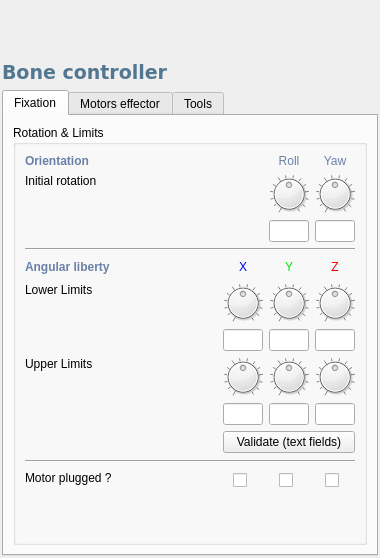
First picture: the form in src/genelab/core/ui/widgets/entities/bonepropertiescontroller.ui, repository GeneCraft/GeneCraft-Project, before the edit.
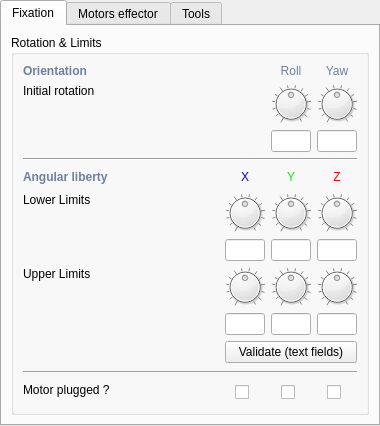
Second picture: the form after the edit. Icons and pictures are not drawn. Custom widgets are drawn as their Qt base class.

Diff of the .ui file:
```diff
--- a/src/genelab/core/ui/widgets/entities/bonepropertiescontroller.ui
+++ b/src/genelab/core/ui/widgets/entities/bonepropertiescontroller.ui
@@ -7,48 +7,17 @@
     <x>0</x>
     <y>0</y>
     <width>380</width>
-    <height>558</height>
+    <height>426</height>
    </rect>
   </property>
   <property name="windowTitle">
    <string>Form</string>
   </property>
-  <layout class="QVBoxLayout" name="verticalLayout_6">
-   <property name="spacing">
-    <number>6</number>
-   </property>
+  <layout class="QGridLayout" name="gridLayout_4">
    <property name="margin">
-    <number>2</number>
+    <number>0</number>
    </property>
-   <item>
-    <widget class="FixationProperties" name="fixationProperties" native="true">
-     <property name="sizePolicy">
-      <sizepolicy hsizetype="Expanding" vsizetype="Expanding">
-       <horstretch>0</horstretch>
-       <verstretch>0</verstretch>
-      </sizepolicy>
-     </property>
-    </widget>
-   </item>
-   <item>
-    <widget class="QLabel" name="label">
-     <property name="font">
-      <font>
-       <family>Verdana</family>
-       <pointsize>14</pointsize>
-       <weight>75</weight>
-       <bold>true</bold>
-      </font>
-     </property>
-     <property name="styleSheet">
-      <string notr="true">color: rgb(81, 119, 145);</string>
-     </property>
-     <property name="text">
-      <string>Bone controller</string>
-     </property>
-    </widget>
-   </item>
-   <item>
+   <item row="0" column="0">
     <widget class="QTabWidget" name="tabWidget">
      <property name="maximumSize">
       <size>
@@ -650,19 +619,6 @@
             </property>
            </widget>
           </item>
-          <item row="16" column="5">
-           <spacer name="verticalSpacer_3">
-            <property name="orientation">
-             <enum>Qt::Vertical</enum>
-            </property>
-            <property name="sizeHint" stdset="0">
-             <size>
-              <width>20</width>
-              <height>40</height>
-             </size>
-            </property>
-           </spacer>
-          </item>
           <item row="14" column="3">
            <layout class="QHBoxLayout" name="horizontalLayout_15">
             <property name="spacing">
@@ -1700,14 +1656,6 @@
    </item>
   </layout>
  </widget>
- <customwidgets>
-  <customwidget>
-   <class>FixationProperties</class>
-   <extends>QWidget</extends>
-   <header>widgets/entities/fixationproperties.h</header>
-   <container>1</container>
-  </customwidget>
- </customwidgets>
  <resources>
   <include location="../../../ressources/ressources.qrc"/>
  </resources>
```
